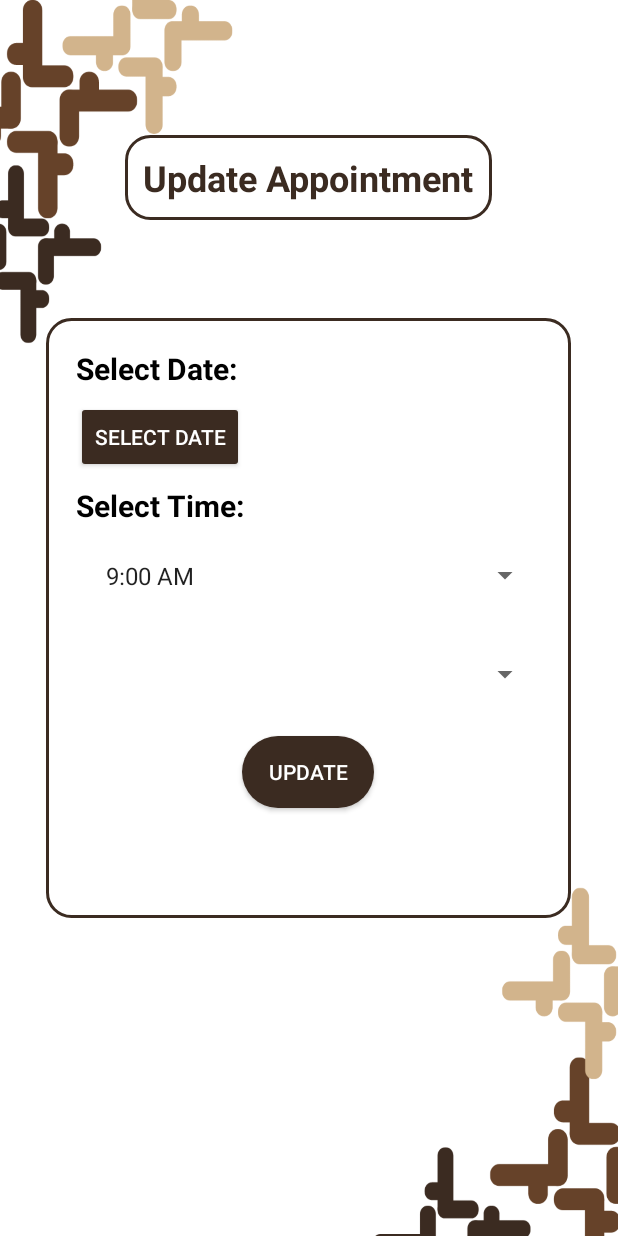
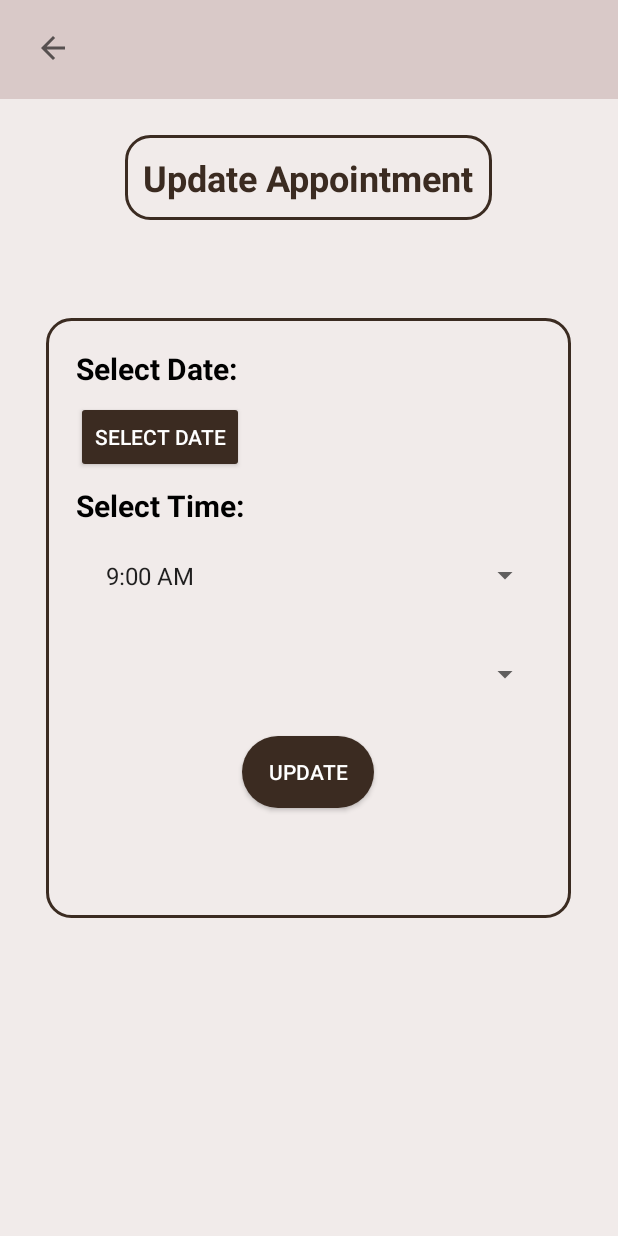
Before and after one commit to Anwarahmedsh/DermEase, an Android app: the editappointmentinfoActivity screen opened directly, with no data from a screen before it, on a phone screen of 412 x 824 dp. Run offline under Robolectric (Android 15) with nearby library versions, the phone set to English and light mode, and no system bars.

Commit message:
tool bar+ changed the background

```diff
--- a/app/src/main/res/layout/activity_editappointmentinfo.xml
+++ b/app/src/main/res/layout/activity_editappointmentinfo.xml
@@ -1,8 +1,31 @@
 <?xml version="1.0" encoding="utf-8"?>
 <RelativeLayout xmlns:android="http://schemas.android.com/apk/res/android"
+    xmlns:app="http://schemas.android.com/apk/res-auto"
     android:layout_width="match_parent"
     android:layout_height="match_parent"
-    android:background="@drawable/background">
+    android:background="@color/lighterbeige">
+
+    <androidx.appcompat.widget.Toolbar
+        android:id="@+id/HomeToolbar"
+        android:layout_width="412dp"
+        android:layout_height="66dp"
+        android:background="@color/lightbeige"
+        android:minHeight="?attr/actionBarSize"
+        app:layout_constraintEnd_toEndOf="parent"
+        app:layout_constraintStart_toStartOf="parent">
+
+    </androidx.appcompat.widget.Toolbar>
+
+
+    <ImageButton
+        android:id="@+id/home_btn"
+        android:layout_width="62dp"
+        android:layout_height="64dp"
+        android:layout_marginStart="4dp"
+        android:background="@color/lightbeige"
+        app:layout_constraintBottom_toBottomOf="parent"
+        app:srcCompat="?attr/actionModeCloseDrawable"
+        android:contentDescription="@string/home_button_description"/>
 
     <TextView
         android:id="@+id/textViewTitle"
```
Also changed, not shown: app/src/main/res/layout/activity_book_reservation.xml (+22 -1 lines).
